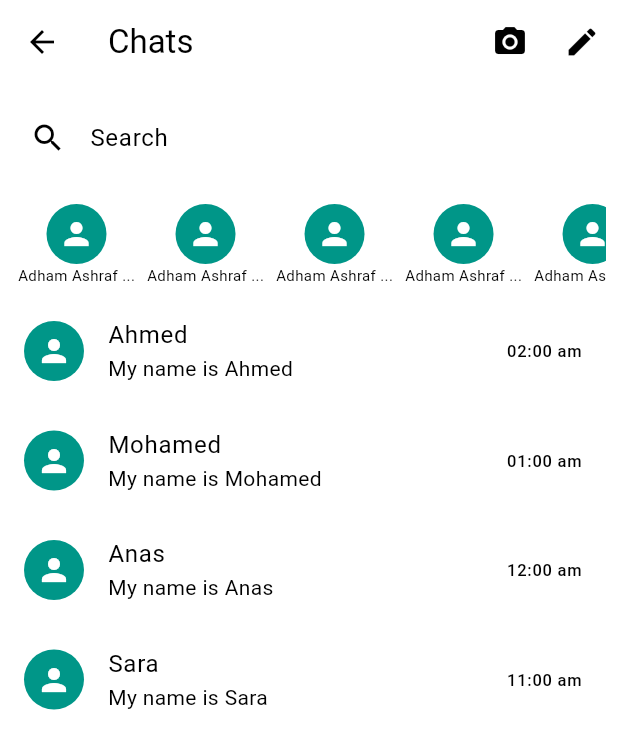
After one commit to ranaagouda/FlutterLabs, a Flutter app: the screen it shows after launch, after a tap on "Go to Chat", on a phone screen of 412 x 824 dp. The commit adds this screen. Shown: the top 749 px of the screen. Run offline on Flutter 3.47's test engine with Material 3 defaults, Android fonts, the phone set to English and light mode, and no system bars.

Commit message:
chat page

```diff
--- /dev/null
+++ b/lib/chat.dart
@@ -0,0 +1,99 @@
+import 'package:flutter/material.dart';
+
+void main() {
+  runApp(MyApp());
+}
+
+class MyApp extends StatelessWidget {
+  const MyApp({super.key});
+
+  @override
+  Widget build(BuildContext context) {
+    return MaterialApp(home: ChatPage());
+  }
+}
+
+class ChatPage extends StatelessWidget {
+  ChatPage({super.key});
+
+  final List<Map<String, String>> chatData = [
+    {'name': 'Ahmed', 'message': 'My name is Ahmed', 'time': '02:00 am'},
+    {'name': 'Mohamed', 'message': 'My name is Mohamed', 'time': '01:00 am'},
+    {'name': 'Anas', 'message': 'My name is Anas', 'time': '12:00 am'},
+    {'name': 'Sara', 'message': 'My name is Sara', 'time': '11:00 am'},
+  ];
+
+
+  @override
+  Widget build(BuildContext context) {
+    return Scaffold(
+      appBar: AppBar(
+        title: Text('Chats'),
+        actions: [
+          IconButton(icon: Icon(Icons.camera_alt), onPressed: () {}),
+          IconButton(icon: Icon(Icons.edit), onPressed: () {}),
+        ],
+      ),
+      body: Column(
+        children: [
+          Padding(
+            padding: const EdgeInsets.all(8.0),
+            child: TextField(
+              decoration: InputDecoration(
+                prefixIcon: Icon(Icons.search),
+                hintText: 'Search',
+                border: OutlineInputBorder(
+                  borderRadius: BorderRadius.circular(10),
+                ),
+              ),
+            ),
+          ),
+          Expanded(
+            child: ListView.builder(
+              itemCount: chatData.length,
+              itemBuilder: (context, index) {
+                return Column(
+                  children: [
+                    if (index == 0) // Display the top row of avatars only once
+                      Padding(
+                        padding: const EdgeInsets.all(8.0),
+                        child: SingleChildScrollView(
+                          scrollDirection: Axis.horizontal,
+                          child: Row(
+                            children: List.generate(
+                              5,
+                              (avatarIndex) => Padding(
+                                padding: const EdgeInsets.symmetric(
+                                  horizontal: 4.0,
+                                ),
+                                child: Column(
+                                  children: [
+                                    CircleAvatar(child: Icon(Icons.person)),
+                                    Text(
+                                      'Adham Ashraf ...',
+                                      style: TextStyle(fontSize: 10),
+                                    ),
+                                  ],
+                                ),
+                              ),
+                            ),
+                          ),
+                        ),
+                      ),
+                    ListTile(
+                      leading: CircleAvatar(child: Icon(Icons.person)),
+                      title: Text(chatData[index]['name']!),
+                      subtitle: Text(chatData[index]['message']!),
+                      trailing: Text(chatData[index]['time']!),
+                    ),
+                    Divider(height: 1), // Add a divider between items
+                  ],
+                );
+              },
+            ),
+          ),
+        ],
+      ),
+    );
+  }
+}
--- a/lib/main.dart
+++ b/lib/main.dart
@@ -1,5 +1,7 @@
 import 'package:flutter/material.dart';
 import 'login.dart';
+import 'chat.dart';
+
 void main() {
   runApp(MyApp());
 }
@@ -53,10 +55,8 @@ class _SimplePageState extends State<SimplePage> {
       ),
       body: SafeArea(
         child: Column(
-          // Changed to Column to add button at the bottom
           children: <Widget>[
             Expanded(
-              // Wrapped Row with Expanded
               child: Row(
                 children: <Widget>[
                   Expanded(flex: 1, child: Container(color: Colors.red)),
@@ -90,8 +90,13 @@ class _SimplePageState extends State<SimplePage> {
                 ],
               ),
             ),
+            // Buttons in a Row with spacing
+            Padding(
+              padding: const EdgeInsets.all(8.0), // Add padding around the row
+              child: Row(
+                mainAxisAlignment: MainAxisAlignment.spaceAround, // Add spacing
+                children: [
                   ElevatedButton(
-              // Added the button
                     onPressed: () {
                       Navigator.push(
                         context,
@@ -100,6 +105,18 @@ class _SimplePageState extends State<SimplePage> {
                     },
                     child: Text('Go to Login'),
                   ),
+                  ElevatedButton(
+                    onPressed: () {
+                      Navigator.push(
+                        context,
+                        MaterialPageRoute(builder: (context) => ChatPage()),
+                      );
+                    },
+                    child: Text('Go to Chat'),
+                  ),
+                ],
+              ),
+            ),
           ],
         ),
       ),
```
Lines whose indentation alone changed are shown as unchanged.
